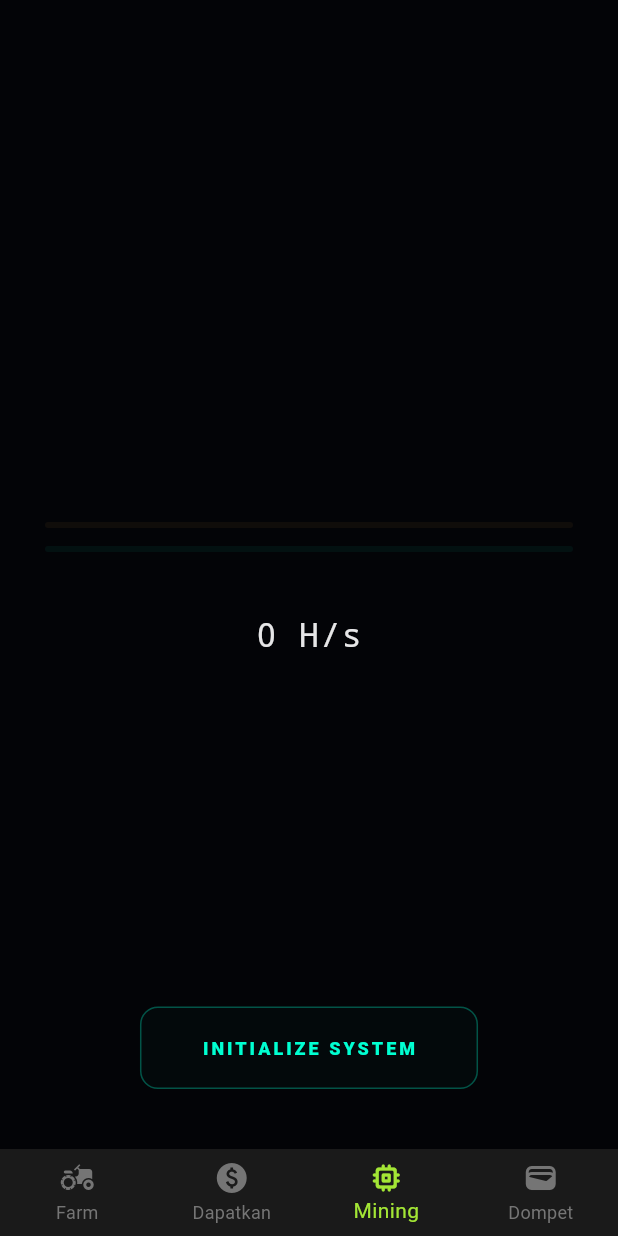
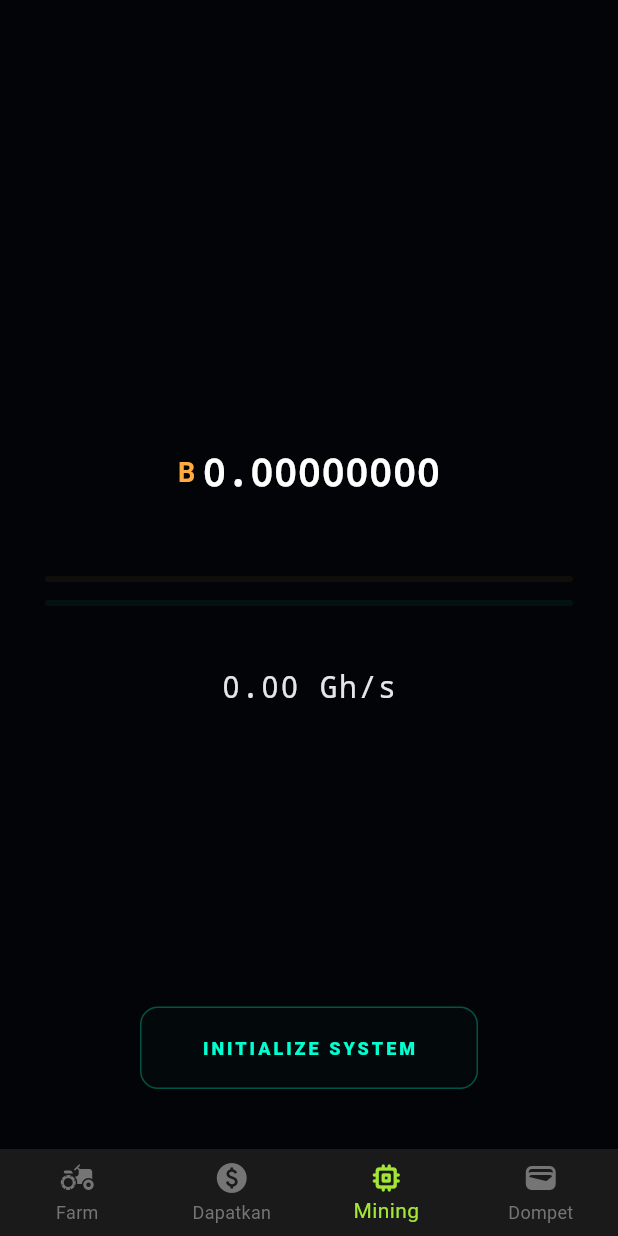
Before and after one commit to hanzic-in/p2e, a Flutter app: the screen it shows after launch, item 3 of the bottom bar chosen, on a phone screen of 412 x 824 dp. Run offline on Flutter 3.47's test engine with Material 3 defaults, Android fonts, the phone set to English and light mode, and no system bars; our stand-ins replace carousel_slider, google_fonts; network calls fail.

Commit message:
Refactor MiningView with rolling balance and hash rate
Refactor mining view to include rolling balance display and update hash rate info. Removed unused code and improved comments for clarity.

```diff
--- a/lib/features/mining/view/mining_view.dart
+++ b/lib/features/mining/view/mining_view.dart
@@ -1,7 +1,6 @@
 // lib/features/mining/view/mining_view.dart
 import 'package:flutter/material.dart';
 import 'package:provider/provider.dart';
-import 'dart:math' as math;
 import '../provider/mining_provider.dart';
 
 class MiningView extends StatefulWidget {
@@ -40,46 +39,37 @@ class _MiningViewState extends State<MiningView> with SingleTickerProviderStateM
         child: Padding(
           padding: const EdgeInsets.symmetric(horizontal: 30),
           child: Column(
-            mainAxisAlignment: MainAxisAlignment.center, // Pindah ke tengah
+            mainAxisAlignment: MainAxisAlignment.center,
             children: [
               const Spacer(flex: 3),
 
-              // --- MINIMALIST PROGRESS BARS (ASYNC LARI) ---
+              // --- ROLLING BALANCE (Inspirasi dari Screenshot Lu) ---
+              _buildRollingBalance(prov),
+
+              const SizedBox(height: 50),
+
+              // --- ASYNC RUNNING BARS (Garis Cahaya Lari) ---
               _buildCleanRunningBar(color: Colors.orangeAccent, isMining: prov.isMining, offset: 0.0),
               const SizedBox(height: 12),
-              _buildCleanRunningBar(color: themeColor, isMining: prov.isMining, offset: 0.4), // Beda timing lari
+              _buildCleanRunningBar(color: themeColor, isMining: prov.isMining, offset: 0.4),
 
               const SizedBox(height: 40),
 
-              // --- SMALLER HASH RATE INFO (GAK KEGEDEAN) ---
-              TweenAnimationBuilder<double>(
-                tween: Tween<double>(begin: 0, end: prov.isMining ? (prov.isBoostActive ? 15900 : 8200) : 0),
-                duration: const Duration(seconds: 1),
-                builder: (context, val, child) {
-                  return Text(
-                    "${val.toInt().toString().replaceAllMapped(RegExp(r'(\d{1,3})(?=(\d{3})+(?!\d))'), (Match m) => '${m[1]},')} H/s",
+              // --- HASH RATE (Minimalist) ---
+              Text(
+                prov.isMining ? (prov.isBoostActive ? "15.90 Gh/s" : "8.20 Gh/s") : "0.00 Gh/s",
                 style: TextStyle(
                   color: Colors.white.withOpacity(0.9),
-                      fontSize: 22, // Ukuran pas, gak lebay
+                  fontSize: 20,
                   fontWeight: FontWeight.w200,
                   fontFamily: 'monospace',
                   letterSpacing: 1
                 ),
-                  );
-                },
               ),
-
-              if (prov.isMining) ...[
-                const SizedBox(height: 10),
-                Text(
-                  prov.remainingMiningTimeStr,
-                  style: const TextStyle(color: Colors.white10, fontSize: 10, fontWeight: FontWeight.bold, letterSpacing: 2),
-                ),
-              ],
 
               const Spacer(flex: 2),
 
-              // --- ABORT/START BUTTON ---
+              // --- ACTION BUTTON ---
               _buildActionArea(prov, themeColor),
               const SizedBox(height: 40),
             ],
@@ -89,22 +79,43 @@ class _MiningViewState extends State<MiningView> with SingleTickerProviderStateM
     );
   }
 
+  // Widget buat bikin angka nambah secara Rolling/Tumpuk
+  Widget _buildRollingBalance(MiningProvider prov) {
+    // Simulasi angka saldo yang nambah (Ganti sesuai field saldo lu nanti)
+    return Row(
+      mainAxisAlignment: MainAxisAlignment.center,
+      children: [
+        const Text("B ", style: TextStyle(color: Colors.orangeAccent, fontWeight: FontWeight.bold, fontSize: 18)),
+        // Pake AnimatedSwitcher biar angkanya tumpuk pas ganti
+        AnimatedSwitcher(
+          duration: const Duration(milliseconds: 500),
+          transitionBuilder: (Widget child, Animation<double> animation) {
+            return SlideTransition(
+              position: Tween<Offset>(begin: const Offset(0, 0.5), end: Offset.zero).animate(animation),
+              child: FadeTransition(opacity: animation, child: child),
+            );
+          },
+          child: Text(
+            prov.isMining ? "0.00000431" : "0.00000000",
+            key: ValueKey<String>(prov.isMining ? "active" : "idle"), // Key penting buat trigger animasi
+            style: const TextStyle(color: Colors.white, fontSize: 26, fontWeight: FontWeight.w900, fontFamily: 'monospace'),
+          ),
+        ),
+      ],
+    );
+  }
+
   Widget _buildCleanRunningBar({required Color color, required bool isMining, required double offset}) {
     return ClipRRect(
       borderRadius: BorderRadius.circular(10),
       child: Stack(
         children: [
-          // Background Bar Full Redup
           Container(height: 4, width: double.infinity, color: color.withOpacity(0.05)),
-
-          // Cahaya Lari (Logic Asinkron pake Offset)
           if (isMining)
             AnimatedBuilder(
               animation: _shimmerController,
               builder: (context, child) {
-                // Modifikasi progress biar tiap bar punya posisi beda
                 double progress = (_shimmerController.value + offset) % 1.0;
-
                 return Positioned(
                   left: (MediaQuery.of(context).size.width * progress) - 120,
                   child: Container(
@@ -112,12 +123,7 @@ class _MiningViewState extends State<MiningView> with SingleTickerProviderStateM
                     width: 120,
                     decoration: BoxDecoration(
                       gradient: LinearGradient(
-                        colors: [
-                          Colors.transparent,
-                          color.withOpacity(0.5),
-                          color.withOpacity(0.8), // Inti cahaya
-                          Colors.transparent
-                        ],
+                        colors: [Colors.transparent, color.withOpacity(0.5), color.withOpacity(0.8), Colors.transparent],
                       ),
                     ),
                   ),
```
Lines whose indentation alone changed are shown as unchanged.
